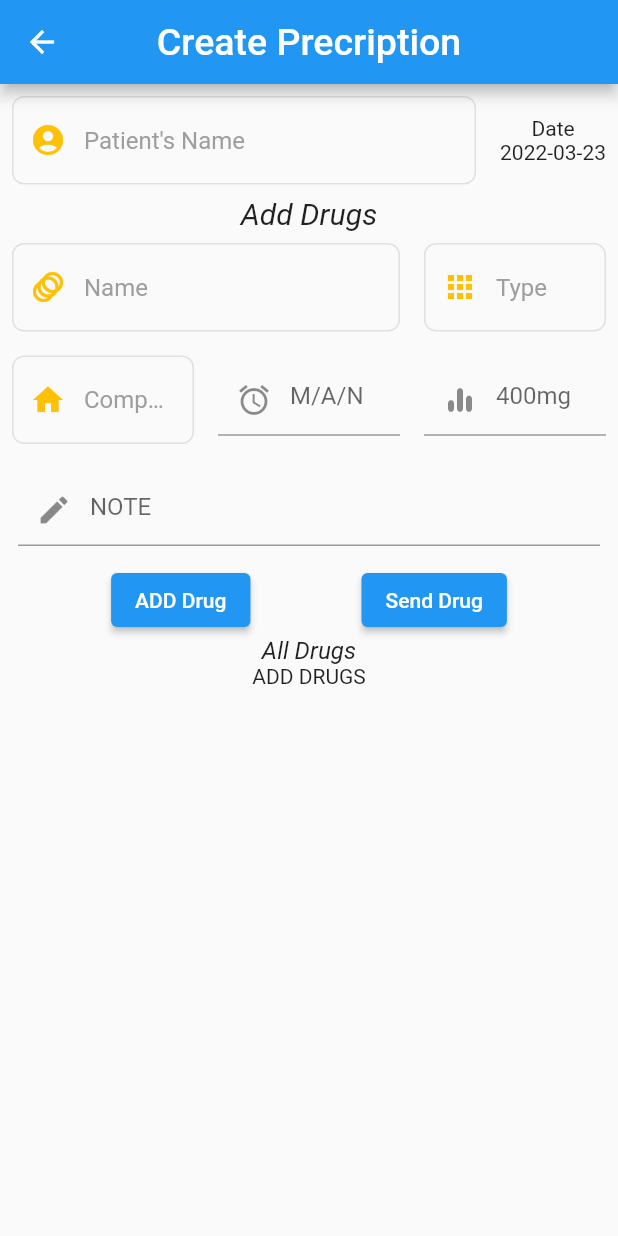
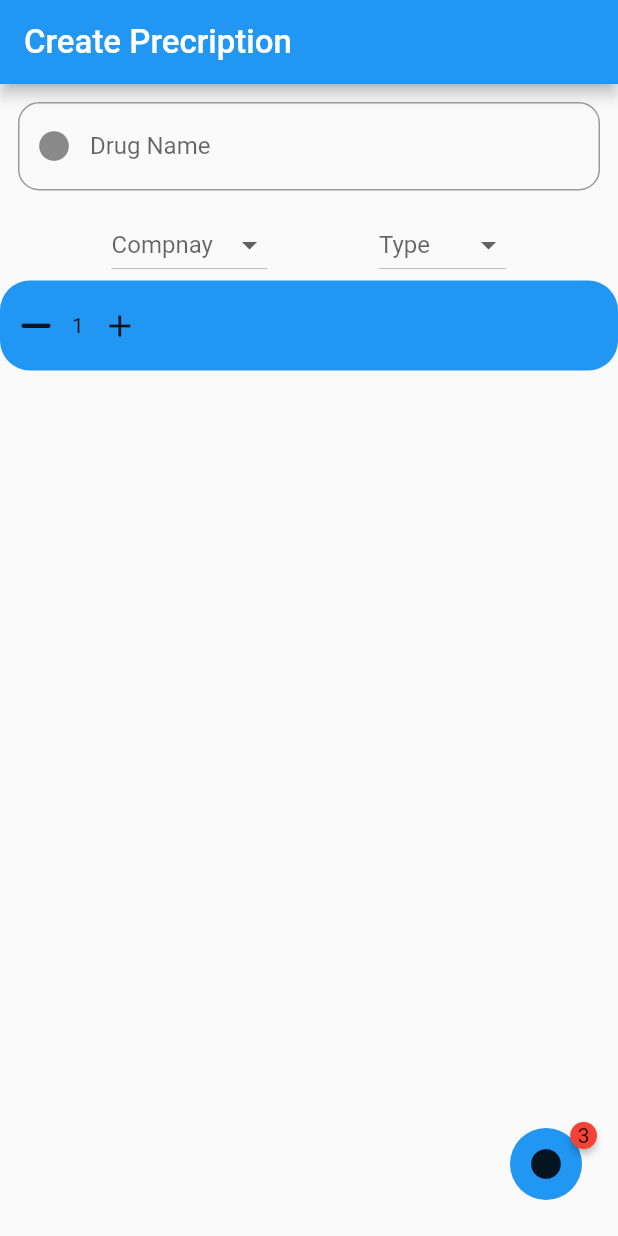
Before and after one commit to AshwanTariq/prescription-system-for-pakistan, a Flutter app: the screen it shows after launch, after a tap on the "add" icon, on a phone screen of 412 x 824 dp. Run offline on Flutter 3.47's test engine with Material 2 defaults, Android fonts, the phone set to English and light mode, and no system bars; drawn by our look-alikes of badges; our stand-ins replace dio, font_awesome_flutter, google_maps_flutter, substring_highlight; network calls fail.

Commit message:
Prescription Creation
Added onValueChanged method in stful widget
Updated Prescription

```diff
--- a/lib/doctor/create_prescripton.dart
+++ b/lib/doctor/create_prescripton.dart
@@ -1,8 +1,11 @@
 import 'package:flutter/cupertino.dart';
 import 'package:flutter/material.dart';
+import 'package:flutter/painting.dart';
 import 'package:intl/intl.dart';
 import 'package:rxpakistan/main.dart';
 import 'package:substring_highlight/substring_highlight.dart';
+import 'package:badges/badges.dart';
+import 'package:font_awesome_flutter/font_awesome_flutter.dart';
 
 class Prescription extends StatefulWidget {
   const Prescription({Key? key}) : super(key: key);
@@ -21,8 +24,9 @@ class _PrescriptionState extends State<Prescription> {
   var qty = TextEditingController();
   var note = TextEditingController();
 
-  List<Drugs> drgs = [];
-
+  //List<Drugs> drgs = [];
+  String? compannyDropDownRslt = "Compnay";
+  String? type = "Type";
   List<String> autoCompleteTypes = <String>[
     "Capsule",
     "Injection",
@@ -83,210 +87,194 @@ class _PrescriptionState extends State<Prescription> {
     "Misbha"
   ];
 
-  String date() {
+  DateTime getdate() {
     var now = DateTime.now();
-    var formatter = DateFormat('yyyy-MM-dd');
-    String formattedDate = formatter.format(now);
-    return formattedDate.toString();
+    /*var formatter = DateFormat('yyyy-MM-dd');
+    String formattedDate = formatter.format(now);*/
+    return now;
   }
 
   @override
   Widget build(BuildContext context) {
     return Scaffold(
+      floatingActionButton: Padding(
+        padding: const EdgeInsets.all(8.0),
+        child: Badge(
+            badgeContent: Text('3'),
+            child: Container(
+                decoration: BoxDecoration(
+                  color: Colors.blue,
+                  borderRadius: BorderRadius.circular(40),
+                ),
+                child: IconButton(onPressed: () {}, icon: Icon(Icons.circle)))),
+      ),
       appBar: AppBar(
-        title: Text("Create Precription", style: TextStyle(fontSize: 25)),
-        centerTitle: true,
+        title: Text("Create Precription", style: TextStyle(fontSize: 22)),
       ),
-      body: Container(
-        child: SingleChildScrollView(
+      body: SingleChildScrollView(
         child: Column(
           mainAxisAlignment: MainAxisAlignment.start,
           children: [
-              Row(
-                mainAxisAlignment: MainAxisAlignment.spaceEvenly,
-                children: [
-                  Expanded(
-                    child: Padding(
-                        padding: const EdgeInsets.all(8.0),
-                        child: myTextFild().getInputField(
-                            "Patient's Name",
-                            Icon(Icons.account_circle_rounded),
-                            autoCompleteData,
-                            patient)),
+            Padding(
+              padding: const EdgeInsets.all(12.0),
+              child: Autocomplete(
+                  optionsBuilder: (TextEditingValue textEditingValue) {
+                if (textEditingValue.text.isEmpty) {
+                  return const Iterable<String>.empty();
+                } else {
+                  return autoCompleteDrugs.where((word) => word
+                      .toLowerCase()
+                      .contains(textEditingValue.text.toLowerCase()));
+                }
+              }, optionsViewBuilder:
+                      (context, Function(String) onSelected, options) {
+                return Material(
+                  elevation: 4,
+                  child: ListView.separated(
+                    padding: EdgeInsets.zero,
+                    itemBuilder: (context, index) {
+                      final option = options.elementAt(index);
+
+                      return ListTile(
+                        title: SubstringHighlight(
+                          text: option.toString(),
+                          term: drugs.text,
+                          textStyleHighlight:
+                              TextStyle(fontWeight: FontWeight.w700),
                         ),
-                  Padding(
-                    padding: const EdgeInsets.all(8.0),
-                    child: Text(
-                      "Date\n${date()}",
-                      textAlign: TextAlign.center,
+                        onTap: () {
+                          onSelected(option.toString());
+                        },
+                      );
+                    },
+                    separatorBuilder: (context, index) => Divider(),
+                    itemCount: options.length,
                   ),
-                  ),
-                ],
-              ),
-              Text(
-                "Add Drugs",
-                style: TextStyle(fontSize: 20, fontStyle: FontStyle.italic),
+                );
+              }, onSelected: (selectedString) {
+                print(selectedString);
+              }, fieldViewBuilder:
+                      (context, controller, focusNode, onEditingComplete) {
+                drugs = controller;
+
+                return TextField(
+                  focusNode: focusNode,
+                  controller: controller,
+                  onEditingComplete: onEditingComplete,
+                  decoration:
+                      getInputDecoration("Drug Name", Icon(Icons.circle)),
+                );
+              }),
             ),
             Row(
               mainAxisAlignment: MainAxisAlignment.spaceEvenly,
               children: [
-                  Expanded(
-                    flex: 2,
-                    child: Padding(
-                        padding: const EdgeInsets.all(8.0),
-                        child: myTextFild().getInputField(
-                            "Name",
-                            Icon(Icons.animation_rounded),
-                            autoCompleteDrugs,
-                            drugs)),
+                DropdownButton<String>(
+                  hint: Text(compannyDropDownRslt!),
+                  icon: Icon(Icons.arrow_drop_down),
+                  items: companylist.map((String value) {
+                    return DropdownMenuItem<String>(
+                      value: value,
+                      child: Text(value),
+                    );
+                  }).toList(),
+                  onChanged: (value) {
+                    compannyDropDownRslt = value;
+                    setState(() {});
+                    print(compannyDropDownRslt);
+                    print(value);
+                  },
                 ),
-                  Expanded(
-                    child: Padding(
-                        padding: const EdgeInsets.all(8.0),
-                        child: myTextFild().getInputField("Type", Icon(Icons.apps_rounded),
-                            autoCompleteTypes, types)),
+                DropdownButton<String>(
+                  hint: Text(type!),
+                  icon: Icon(Icons.arrow_drop_down),
+                  items: autoCompleteTypes.map((String value) {
+                    return DropdownMenuItem<String>(
+                      value: value,
+                      child: Text(value),
+                    );
+                  }).toList(),
+                  onChanged: (value) {
+                    type = value;
+                    setState(() {});
+                    print(type);
+                    print(value);
+                  },
                 ),
               ],
             ),
-              Row(
-                mainAxisAlignment: MainAxisAlignment.spaceEvenly,
-                children: [
-                  Expanded(
-                    child: Padding(
-                        padding: const EdgeInsets.all(8.0),
-                        child: myTextFild().getInputField(
-                            "Company", Icon(Icons.home), companylist, company)),
-                  ),
-                  Expanded(
-                    child: Padding(
-                        padding: const EdgeInsets.all(8.0),
-                        child: TextField(
-                          controller: time,
-                          decoration: InputDecoration(
-                              hintText: "M/A/N",
-                              prefixIcon: Icon(Icons.access_alarm)),
-                        )),
-                  ),
-                  Expanded(
-                    child: Padding(
-                        padding: const EdgeInsets.all(8.0),
-                        child: TextField(
-                          keyboardType: TextInputType.number,
-                          controller: qty,
-                          decoration: InputDecoration(
-                              hintText: "400mg",
-                              prefixIcon: Icon(Icons.equalizer_rounded)),
-                        )),
-                  ),
+            Incrementor(onchangedCallback: (value) {
+              print(value);
+            },),
           ],
-              ),
-              Padding(
-                padding: const EdgeInsets.all(12.0),
-                child: Container(
-                  child: TextField(
-                    controller: note,
-                    decoration: InputDecoration(
-                      hintText: "NOTE",
-                      prefixIcon: Icon(Icons.create),
-                    ),
-                  ),
-                ),
-              ),
-              Row(
-                mainAxisAlignment: MainAxisAlignment.spaceEvenly,
-                children: [
-                  ElevatedButton(
-                      onPressed: () {
-                        drgs.add(Drugs(
-                            name: drugs.text,
-                            type: types.text,
-                            comapny: company.text,
-                            time: time.text,
-                            qty: qty.text,
-                            note: note.text.isEmpty ? "" : note.text));
-                        setState(() {});
-                      },
-                      child: Text("ADD Drug")),
-                  ElevatedButton(
-                    onPressed: () {},
-                    child: Text("Send Drug"),
-                  ),
-                ],
-              ),
-              Text(
-                "All Drugs",
-                style: TextStyle(fontSize: 16, fontStyle: FontStyle.italic),
-              ),
-              Builder(builder: (context) {
-                if (drgs.isEmpty) {
-                  return Center(child: Text("ADD DRUGS"));
-                } else {
-                  return ListView.builder(
-                      scrollDirection: Axis.vertical,
-                      shrinkWrap: true,
-                      itemCount: drgs.length,
-                      itemBuilder: (context, index) {
-                        return Padding(
-                          padding: const EdgeInsets.all(8.0),
-                          child: Container(
-                            decoration: const BoxDecoration(
-                                borderRadius: BorderRadius.all(Radius.circular(20)),
-                                boxShadow: [BoxShadow(
-
-                                  color: Colors.black45,
-                                  spreadRadius: 2,
-                                  blurRadius: 4,
-                                  offset: Offset(2,6),
-                                )],
-                                color: Colors.white
-
-                            ),
-                            child: ListTile(
-                              leading: Icon(Icons.animation,size: 30,color: Colors.indigo,),
-                              title: Text(
-                                "DRUG ADDED",
-                                style: TextStyle(fontSize: 22),
-                              ),
-                              /*subtitle: Text("${drgs[index].note}"),
-                              trailing: Text(
-                                  "${drgs[index].time}\n${drgs[index].type}",
-                                  style: TextStyle(fontSize: 10)),*/
-                            ),
-                          ),
-                        );
-                      });
-                }
-              }),
-            ],
-          ),
         ),
       ),
     );
   }
 
-
-
   InputDecoration getInputDecoration(String hint, Widget icon) {
     return InputDecoration(
+      labelText: hint,
       border: OutlineInputBorder(
-        borderRadius: BorderRadius.circular(8),
-        borderSide: BorderSide(color: Colors.grey[300]!),
-      ),
-      focusedBorder: OutlineInputBorder(
-        borderRadius: BorderRadius.circular(8),
-        borderSide: BorderSide(color: Colors.grey[300]!),
-      ),
-      enabledBorder: OutlineInputBorder(
-        borderRadius: BorderRadius.circular(8),
-        borderSide: BorderSide(color: Colors.grey[300]!),
+        borderRadius: BorderRadius.circular(14),
       ),
       prefixIcon: icon,
-      prefixIconColor: Colors.amber,
-      hintStyle: TextStyle(color: Colors.grey),
-      hintText: hint,
     );
   }
 }
+
+class Incrementor extends StatefulWidget {
+   Incrementor({Key? key,required this.onchangedCallback}) : super(key: key);
+
+   final Function(int) onchangedCallback;
+  @override
+  _IncrementorState createState() => _IncrementorState();
+}
+
+class _IncrementorState extends State<Incrementor> {
+  int value = 0;
+
+
+  @override
+  Widget build(BuildContext context) {
+    return Container(
+      decoration: BoxDecoration(
+        color: Colors.blue,
+        borderRadius: BorderRadius.circular(20),
+      ),
+
+      height: 60,
+      child: Row(
+        children: [
+          IconButton(
+              onPressed: () {
+                setState(() {
+                  if (value != 0) {
+                    value--;
+                    widget.onchangedCallback.call(value);
+                  }
+                });
+              },
+              icon: FaIcon(FontAwesomeIcons.minus)),
+
+          Text(value.toString()),
+          IconButton(
+              onPressed: () {
+
+                setState(() {
+                  value++;
+                  widget.onchangedCallback.call(value);
+                });
+              },
+              icon: Icon(Icons.add)),
+
+        ],
+      ),
+    );
+  }
+}
+
+/*
 class Drugs {
   var name;
   var type;
@@ -302,72 +290,4 @@ class Drugs {
         required this.qty,
         var note});
 }
-class myTextFild {
-  Widget getInputField(String value, Widget icon, List<String> Data,
-      TextEditingController TEC) {
-    return Autocomplete(optionsBuilder: (TextEditingValue textEditingValue) {
-      if (textEditingValue.text.isEmpty) {
-        return const Iterable<String>.empty();
-      } else {
-        return Data.where((word) =>
-            word.toLowerCase().contains(textEditingValue.text.toLowerCase()));
-      }
-    }, optionsViewBuilder: (context, Function(String) onSelected, options) {
-      return Material(
-        elevation: 4,
-        child: ListView.separated(
-          padding: EdgeInsets.zero,
-          itemBuilder: (context, index) {
-            final option = options.elementAt(index);
-
-            return ListTile(
-              // title: Text(option.toString()),
-              title: SubstringHighlight(
-                text: option.toString(),
-                term: TEC.text,
-                textStyleHighlight: TextStyle(fontWeight: FontWeight.w700),
-              ),
-              //subtitle: Text("This is subtitle"),
-              onTap: () {
-                onSelected(option.toString());
-              },
-            );
-          },
-          separatorBuilder: (context, index) => Divider(),
-          itemCount: options.length,
-        ),
-      );
-    }, onSelected: (selectedString) {
-      print(selectedString);
-    }, fieldViewBuilder: (context, controller, focusNode, onEditingComplete) {
-      TEC = controller;
-      return TextField(
-        focusNode: focusNode,
-        controller: controller,
-        onEditingComplete: onEditingComplete,
-        decoration: getInputDecoration(value, icon),
-      );
-    });
-  }
-
-  InputDecoration getInputDecoration(String hint, Widget icon) {
-    return InputDecoration(
-      border: OutlineInputBorder(
-        borderRadius: BorderRadius.circular(8),
-        borderSide: BorderSide(color: Colors.grey[300]!),
-      ),
-      focusedBorder: OutlineInputBorder(
-        borderRadius: BorderRadius.circular(8),
-        borderSide: BorderSide(color: Colors.grey[300]!),
-      ),
-      enabledBorder: OutlineInputBorder(
-        borderRadius: BorderRadius.circular(8),
-        borderSide: BorderSide(color: Colors.grey[300]!),
-      ),
-      prefixIcon: icon,
-      prefixIconColor: Colors.amber,
-      hintStyle: TextStyle(color: Colors.grey),
-      hintText: hint,
-    );
-  }
-}
+*/
--- a/lib/main.dart
+++ b/lib/main.dart
@@ -1,6 +1,9 @@
 import 'package:flutter/material.dart';
 
-import 'doctor/doctor_main_screen.dart';
+import 'package:rxpakistan/doctor/doctor_main_screen.dart';
+import 'package:rxpakistan/signup_page.dart';
+
+import 'doctor/create_prescripton.dart';
 
 void main() {
   runApp(const MyApp());
@@ -13,11 +16,11 @@ class MyApp extends StatelessWidget {
   @override
   Widget build(BuildContext context) {
     return MaterialApp(
-      title: 'Flutter Demo',
+      title: 'Rx Pakistan',
       theme: ThemeData(
         primarySwatch: Colors.blue,
       ),
-      home: HomePage(),
+      home: Prescription(),
     );
   }
 }
--- a/pubspec.yaml
+++ b/pubspec.yaml
@@ -37,6 +37,11 @@ dependencies:
   intl: ^0.17.0
   substring_highlight: ^1.0.33
   dio: ^4.0.4
+  google_maps_flutter: ^2.1.3
+  badges: ^2.0.2
+  font_awesome_flutter: ^10.0.0
+
+
 
 dev_dependencies:
   flutter_test:
```
Also changed, not shown: lib/doctor/doctor_main_screen.dart (+4 -4 lines), lib/signup_page.dart (added, +89 -0 lines), lib/widgets/custom_widgets.dart (added, +12 -0 lines), pubspec.lock, 3 other files. Lines whose indentation alone changed are shown as unchanged.
